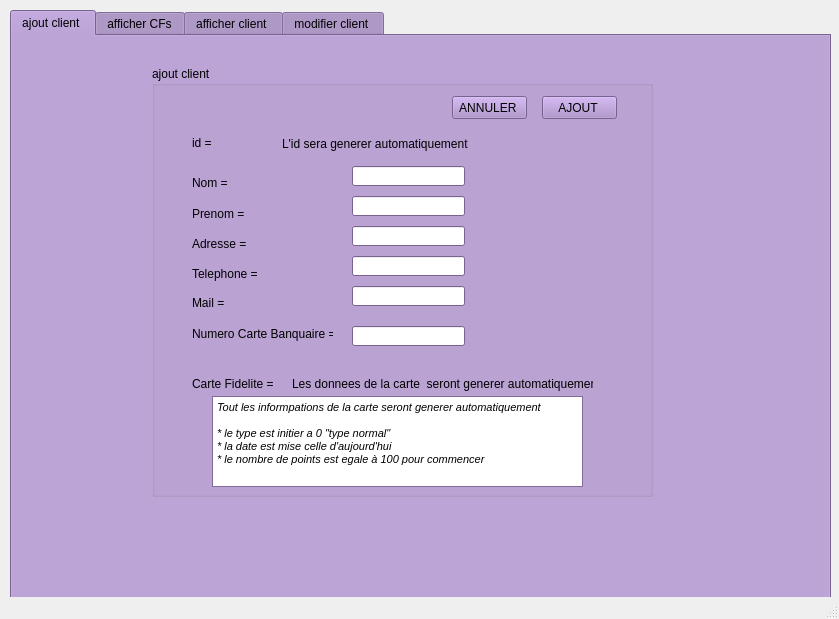
First picture: the form in mainwindow.ui, repository mensia/projectCPP_2A, before the edit.
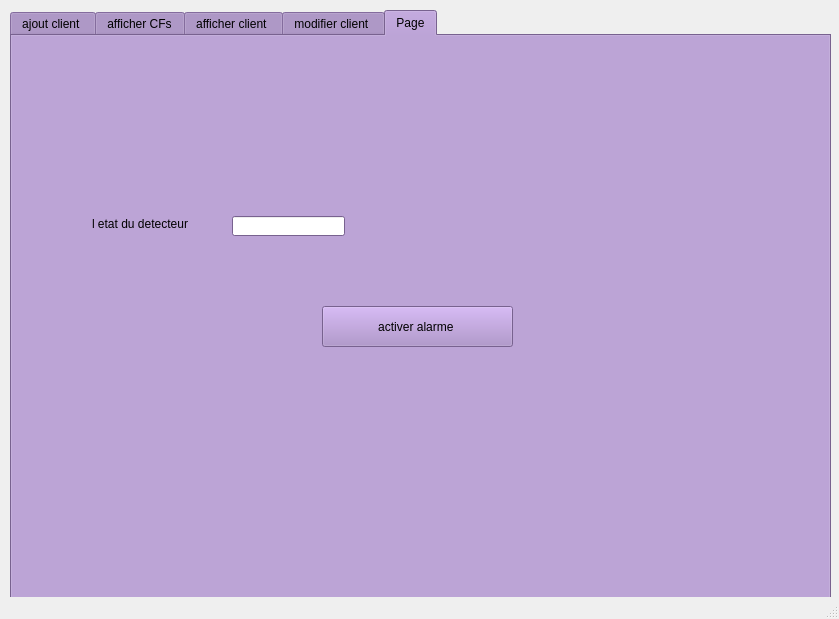
Second picture: the form after the edit. The open tabs and pages were chosen to show the change.

```diff
--- a/mainwindow.ui
+++ b/mainwindow.ui
@@ -469,7 +469,7 @@
      <number>-1</number>
     </property>
     <property name="currentIndex">
-     <number>0</number>
+     <number>4</number>
     </property>
     <widget class="QWidget" name="tabWidgetPage_ajout">
      <attribute name="title">
@@ -2214,6 +2214,47 @@
       </widget>
      </widget>
     </widget>
+    <widget class="QWidget" name="tab">
+     <attribute name="title">
+      <string>Page</string>
+     </attribute>
+     <widget class="QLabel" name="label_14">
+      <property name="geometry">
+       <rect>
+        <x>80</x>
+        <y>180</y>
+        <width>131</width>
+        <height>16</height>
+       </rect>
+      </property>
+      <property name="text">
+       <string>l etat du detecteur </string>
+      </property>
+     </widget>
+     <widget class="QLineEdit" name="lineEdit_etat_detecteur">
+      <property name="geometry">
+       <rect>
+        <x>220</x>
+        <y>180</y>
+        <width>113</width>
+        <height>20</height>
+       </rect>
+      </property>
+     </widget>
+     <widget class="QPushButton" name="pushButton_ActiverAlarme">
+      <property name="geometry">
+       <rect>
+        <x>310</x>
+        <y>270</y>
+        <width>191</width>
+        <height>41</height>
+       </rect>
+      </property>
+      <property name="text">
+       <string>activer alarme </string>
+      </property>
+     </widget>
+    </widget>
    </widget>
   </widget>
   <widget class="QMenuBar" name="menubar">
```
Left out of the diff: 4 changed lines with no effect on the pictures.
